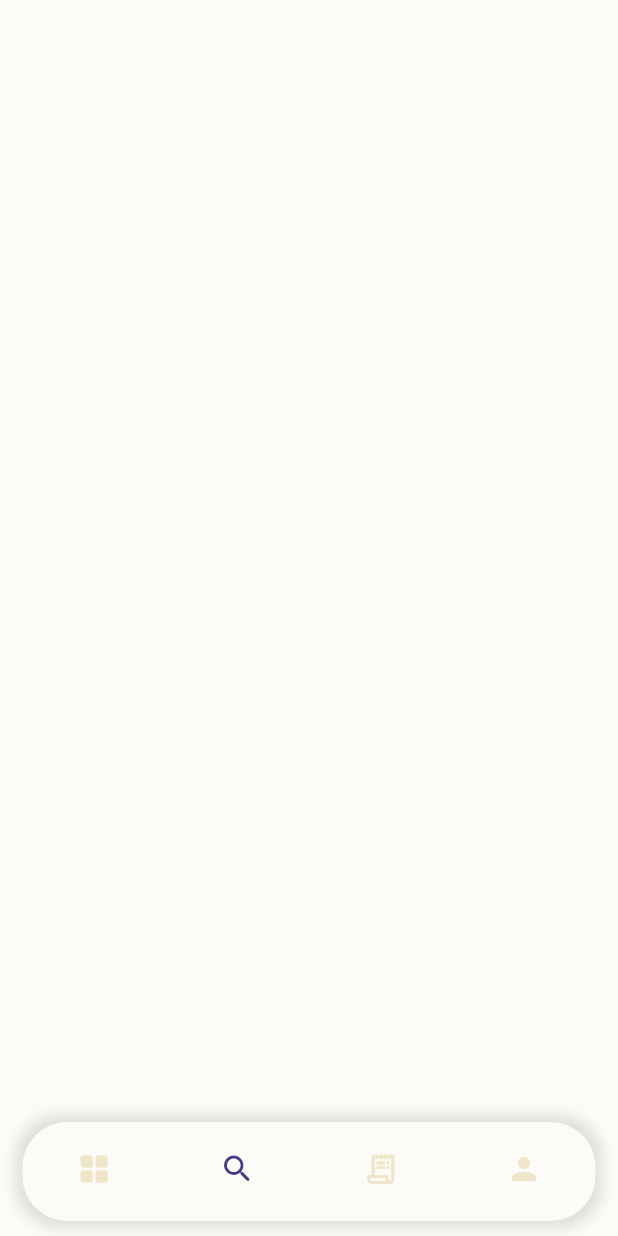
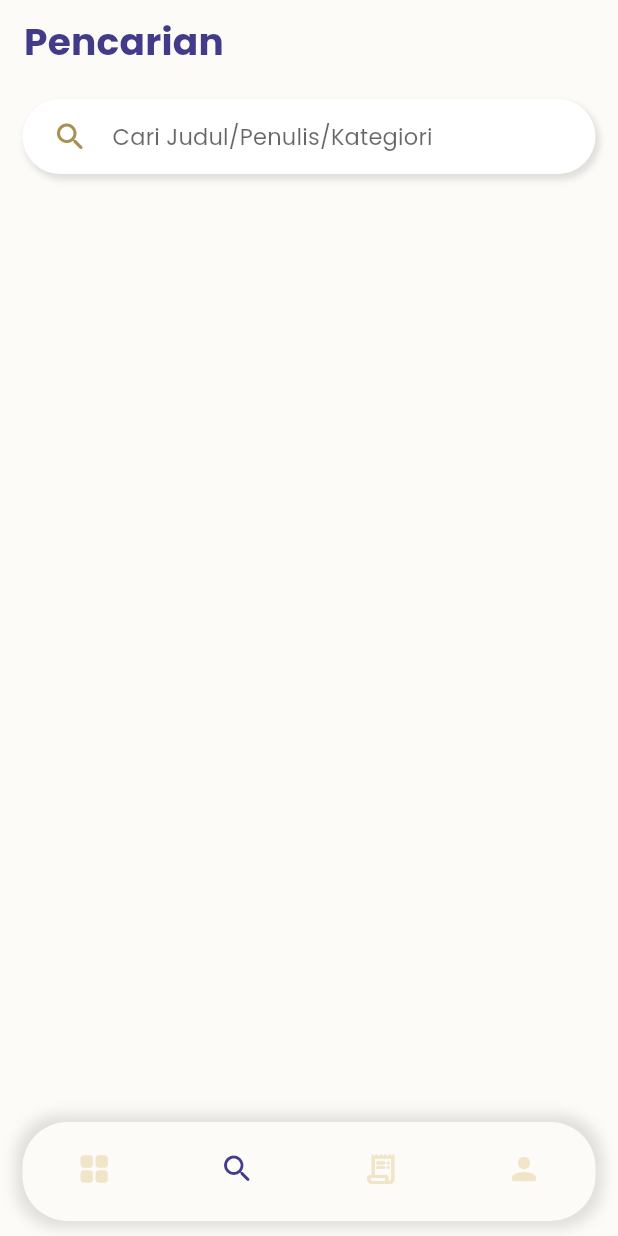
Before and after one commit to adindaayuazzahra/gobooks, a Flutter app: the screen it shows after launch, item 2 of the bottom bar chosen, on a phone screen of 412 x 824 dp. Run offline on Flutter 3.47's test engine with Material 2 defaults, Android fonts, the phone set to English and light mode, and no system bars; our stand-ins replace flutter_svg, google_fonts, lottie.

Commit message:
Membuat halaman pencarian

```diff
--- a/lib/search_page.dart
+++ b/lib/search_page.dart
@@ -1,6 +1,8 @@
 import 'package:flutter/material.dart';
+import 'package:gobooks/styles.dart';
 
 class SearchPage extends StatefulWidget {
+  static const ROUTE_NAME = '/search';
   const SearchPage({Key? key}) : super(key: key);
 
   @override
@@ -8,8 +10,124 @@ class SearchPage extends StatefulWidget {
 }
 
 class _SearchPageState extends State<SearchPage> {
+  String queries = '';
+  final TextEditingController _searchControl = TextEditingController();
   @override
   Widget build(BuildContext context) {
-    return Container();
+    return Scaffold(
+      backgroundColor: bgColor,
+      appBar: AppBar(
+        elevation: 0,
+        // leading: IconButton(
+        //   onPressed: () {
+        //     Navigator.pop(context);
+        //   },
+        //   icon: Icon(
+        //     Icons.arrow_back,
+        //     color: Colors.black,
+        //   ),
+        // ),
+        title: Text(
+          'Pencarian',
+          style: Theme.of(context)
+              .textTheme
+              .headline6
+              ?.copyWith(color: accentColor, fontSize: 25),
+        ),
+      ),
+      body: Padding(
+        padding: const EdgeInsets.symmetric(horizontal: 15),
+        child: Column(
+          children: <Widget>[
+            Container(
+              margin: const EdgeInsets.symmetric(vertical: 10),
+              padding: const EdgeInsets.symmetric(horizontal: 20, vertical: 1),
+              decoration: BoxDecoration(
+                color: Colors.white,
+                borderRadius: BorderRadius.circular(30),
+                boxShadow: [
+                  BoxShadow(
+                    color: Colors.grey.withOpacity(0.3),
+                    spreadRadius: 1,
+                    blurRadius: 3,
+                    offset: const Offset(2, 3), // changes position of shadow
+                  ),
+                ],
+              ),
+              child: TextField(
+                cursorColor: Colors.black,
+                decoration: const InputDecoration(
+                  icon: Icon(
+                    Icons.search_rounded,
+                    color: secdarkColor,
+                  ),
+                  hintText: "Cari Judul/Penulis/Kategiori",
+                  border: InputBorder.none,
+                ),
+                onChanged: (String value) {},
+              ),
+            ),
+            // Padding(
+            //   padding: const EdgeInsets.all(8.0),
+            //   child: Card(
+            //     elevation: 10,
+            //     shape: RoundedRectangleBorder(
+            //         borderRadius: BorderRadius.circular(25)),
+            //     child: Container(
+            //       decoration: const BoxDecoration(
+            //         color: Colors.white,
+            //         borderRadius: BorderRadius.all(
+            //           Radius.circular(25),
+            //         ),
+            //       ),
+            //       child: TextField(
+            //         style: const TextStyle(
+            //           fontSize: 15.0,
+            //           color: Colors.black,
+            //         ),
+            //         decoration: InputDecoration(
+            //           contentPadding: const EdgeInsets.all(10.0),
+            //           border: OutlineInputBorder(
+            //             borderRadius: BorderRadius.circular(25),
+            //             borderSide: const BorderSide(
+            //               color: Colors.white,
+            //             ),
+            //           ),
+            //           enabledBorder: OutlineInputBorder(
+            //             borderSide: BorderSide(
+            //               color: Colors.white,
+            //             ),
+            //             borderRadius: BorderRadius.circular(25),
+            //           ),
+            //           hintText: "Search Resto or Menu",
+            //           prefixIcon: Icon(
+            //             Icons.search,
+            //             color: Colors.black,
+            //           ),
+            //         ),
+            //         maxLines: 1,
+            //         controller: _searchControl,
+            //         onChanged: (String query) {
+            //           // if (query.isNotEmpty) {
+            //           //   setState(() {
+            //           //     queries = query;
+            //           //   });
+            //           //   state.fetchSearch(query);
+            //           // }
+            //         },
+            //       ),
+            //     ),
+            //   ),
+            // )
+          ],
+        ),
+      ),
+    );
+  }
+
+  @override
+  void dispose() {
+    _searchControl.dispose();
+    super.dispose();
   }
 }
```
